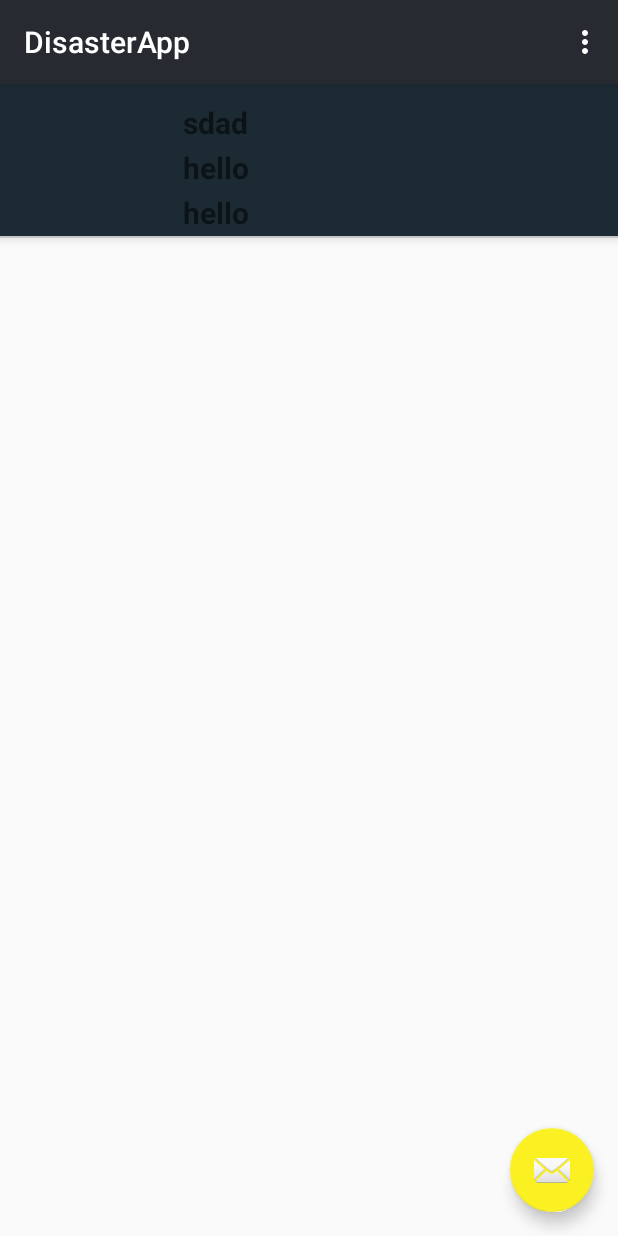
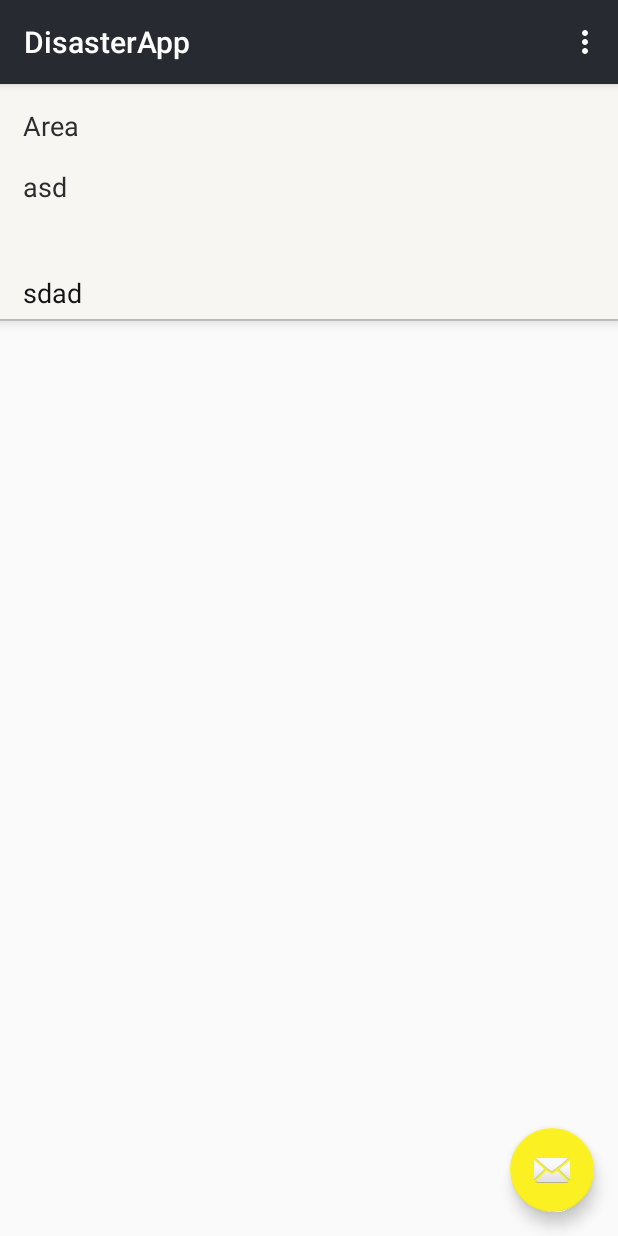
Before and after one commit to IshanFx/Disaster_APP, an Android app: the screen it shows after launch (HomeActivity), on a phone screen of 412 x 824 dp. Run offline under Robolectric (Android 15) with nearby library versions, the phone set to English and light mode, and no system bars.

Commit message:
Functional development completed

```diff
--- a/app/src/main/AndroidManifest.xml
+++ b/app/src/main/AndroidManifest.xml
@@ -11,9 +11,7 @@
     <uses-permission android:name="android.permission.ACCESS_NETWORK_STATE"/>
     <uses-permission android:name="android.permission.INTERNET"/>
     <!-- To auto-complete the email text field in the login form with the user's emails -->
-    <uses-permission android:name="android.permission.GET_ACCOUNTS" />
-    <uses-permission android:name="android.permission.READ_PROFILE" />
-    <uses-permission android:name="android.permission.READ_CONTACTS" />
+
 
     <application
         android:allowBackup="true"
--- a/app/src/main/java/com/disasterlk/disasterapp/Adapter/DisasterAdapter.java
+++ b/app/src/main/java/com/disasterlk/disasterapp/Adapter/DisasterAdapter.java
@@ -36,8 +36,16 @@ public class DisasterAdapter  extends ArrayAdapter<Alert> {
 
         LayoutInflater layoutInflater = (LayoutInflater) context.getSystemService(Activity.LAYOUT_INFLATER_SERVICE);
         View view = layoutInflater.inflate(R.layout.listview_item, null);
-        TextView txt = (TextView) view.findViewById(R.id.txtTitle);
-        txt.setText(alert.getAMessage());
+        TextView txtmessage = (TextView) view.findViewById(R.id.txtmessagelist);
+        TextView txtarea = (TextView) view.findViewById(R.id.txtareanamelist);
+        TextView txtrisklevel = (TextView) view.findViewById(R.id.txtrisklist);
+        TextView txtdisaster = (TextView) view.findViewById(R.id.txtdisasterlist);
+        TextView txtdate = (TextView) view.findViewById(R.id.txtdatelist);
+        txtmessage.setText(alert.getAMessage());
+        txtarea.setText(alert.getArea_name());
+        txtrisklevel.setText(alert.getARiskLevel());
+        txtdisaster.setText(alert.getADisasterType());
+        txtdate.setText(alert.getADate());
       /*  TextView txt = (TextView) view.findViewById(R.id.txtTitle);
         TextView txtDate = (TextView) view.findViewById(R.id.txtDate);
         TextView txtType  = (TextView) view.findViewById(R.id.txtType);
--- a/app/src/main/res/layout/content_home.xml
+++ b/app/src/main/res/layout/content_home.xml
@@ -18,6 +18,8 @@
         android:layout_width="match_parent"
         android:layout_height="match_parent"
         android:id="@android:id/list"
+        android:dividerHeight="1sp"
+        android:divider="@color/listdivider"
       />
     </android.support.v4.widget.SwipeRefreshLayout>
 </RelativeLayout>
--- a/app/src/main/res/layout/listview_item.xml
+++ b/app/src/main/res/layout/listview_item.xml
@@ -1,42 +1,52 @@
 <?xml version="1.0" encoding="utf-8"?>
 <RelativeLayout xmlns:android="http://schemas.android.com/apk/res/android"
     android:layout_width="match_parent"
-    android:layout_margin="10dp"
-    android:padding="2dp"
+
     android:elevation="5dp"
-    android:background="@color/darkmate"
+    android:background="@color/listback"
     android:layout_gravity="center_horizontal"
-    android:layout_height="152dp">
+    android:layout_height="150dp">
 
-        <ImageView
-            android:id="@+id/imgIcon"
-            android:layout_width="70dp"
-            android:layout_height="70dp"
-            android:gravity="center_horizontal"
-            android:layout_centerVertical="true"
-            android:layout_marginLeft="10dp"
-            android:layout_marginRight="10dp"
-           />
+    <TextView android:id="@+id/txtareanamelist"
+        style="@style/listStyle"
+        android:layout_width="match_parent"
+        android:layout_height="wrap_content"
+        android:text="Diyathalawa"
+        android:layout_marginTop="10dp"
+        android:layout_marginBottom="5dp" />
 
-        <TextView android:id="@+id/txtTitle"
+        <TextView android:id="@+id/txtdisasterlist"
             style="@style/listStyle"
             android:layout_width="match_parent"
             android:layout_height="wrap_content"
+            android:text="Land Slide"
+            android:layout_below="@+id/txtareanamelist"
+             />
+
+        <TextView android:id="@+id/txtdatelist"
+            style="@style/listStyle"
+            android:text="2012-8-12"
+            android:layout_marginLeft="200dp"
             android:layout_marginTop="10dp"
-            android:layout_marginBottom="5dp" />
-
-        <TextView android:id="@+id/txtDate"
-            style="@style/listStyle"
             android:layout_width="match_parent"
-            android:layout_marginTop="40dp"
             android:layout_height="wrap_content"
             />
-        <TextView android:id="@+id/txtType"
+        <TextView android:id="@+id/txtrisklist"
             style="@style/listStyle"
+            android:textColor="@color/darkgray"
             android:layout_width="match_parent"
-            android:layout_marginTop="70dp"
+            android:layout_below="@+id/txtdisasterlist"
+            android:text="High Risk"
             android:layout_height="wrap_content"
             />
+    <TextView android:id="@+id/txtmessagelist"
+        style="@style/listStyle"
+        android:textColor="@color/darkgray"
+        android:layout_width="match_parent"
+        android:layout_below="@+id/txtrisklist"
+        android:text="High Risk"
+        android:layout_height="wrap_content"
+        />
 
 
 </RelativeLayout>
--- a/app/src/main/res/values/colors.xml
+++ b/app/src/main/res/values/colors.xml
@@ -4,12 +4,13 @@
     <color name="colorPrimaryDark">#272A30</color>
     <color name="colorAccent">#FAF022</color>
 
-    <color name="listback">#DDE1E7</color>
-    <color name="listdivider">#EF3131</color>
-    <color name="listfont">#1C2A33</color>
+    <color name="listback">#f8f6f2</color>
+    <color name="listdivider">#d5d3d0</color>
+    <color name="listfont">#2d2d2d</color>
     <color name="mainfont">#fff</color>
 
     <color name="darkmate">#1C2A33</color>
     <color name="blue">#17BDFF</color>
     <color name="gray">#7E8692</color>
+    <color name="darkgray">#131313</color>
 </resources>
--- a/app/src/main/res/values/dimens.xml
+++ b/app/src/main/res/values/dimens.xml
@@ -3,4 +3,6 @@
     <dimen name="activity_horizontal_margin">16dp</dimen>
     <dimen name="activity_vertical_margin">16dp</dimen>
     <dimen name="fab_margin">16dp</dimen>
+
+    <dimen name="font_size">18dp</dimen>
 </resources>
--- a/app/src/main/res/values/strings.xml
+++ b/app/src/main/res/values/strings.xml
@@ -36,4 +36,5 @@
         <item>Gampaha</item>
         <item>Polonnaruwa</item>
     </string-array>
+    <!--<string name="google_app_id">AIzaSyD3x7xCyqfVRojZ5YATBP0sMsvcmU0QHl4</string>-->
 </resources>
--- a/app/src/main/res/values/styles.xml
+++ b/app/src/main/res/values/styles.xml
@@ -17,8 +17,8 @@
 
     <style name="AppTheme.PopupOverlay" parent="ThemeOverlay.AppCompat.Light" />
 
-    <style name="disasterdetails">
-        <item name="android:padding">20dp</item>
+    <style name="disasterdetails" parent="android:Theme.Light">
+        <item name="android:padding">13dp</item>
         <item name="android:textSize">15dp</item>
 
     </style>
@@ -37,10 +37,10 @@
     </style>
 
     <style name="listStyle">
-        <item name="android:layout_marginLeft">120dp</item>
-        <item name="android:textSize">20dp</item>
-
-        <item name="android:textStyle">bold</item>
+        <item name="android:layout_marginLeft">10dp</item>
+        <item name="android:padding">5dp</item>
+        <item name="android:textSize">18dp</item>
+        <item name="android:textColor">@color/listfont</item>
         <item name="android:text">hello</item>
     </style>
 </resources>
```
Also changed, not shown: app/src/main/java/com/disasterlk/disasterapp/HomeActivity.java (+8 -9 lines), app/src/main/java/com/disasterlk/disasterapp/SuggestionActivity.java (+7 -15 lines), app/src/main/res/layout/activity_disaster_suggest.xml (+14 -4 lines).
